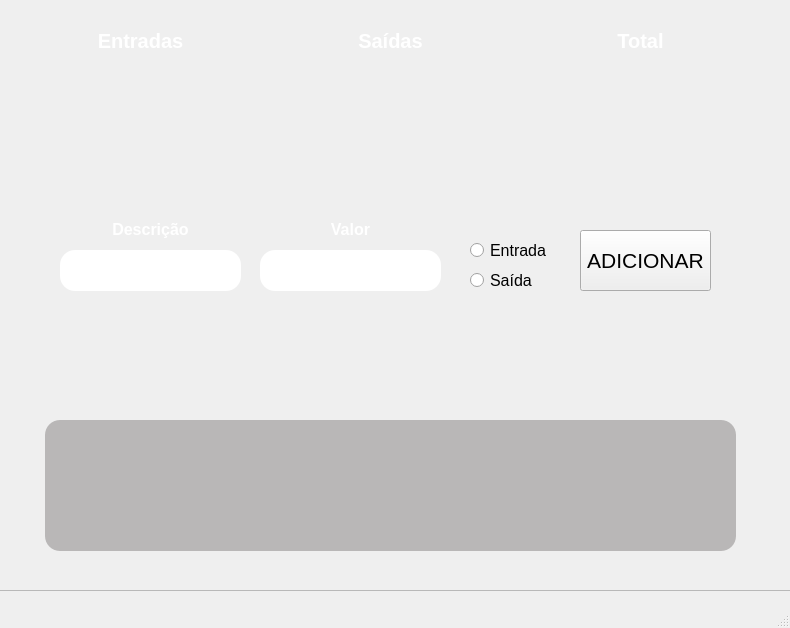
Before: the Qt Designer form design2.ui in manuggetts/app_financeiro, drawn with Qt 5.
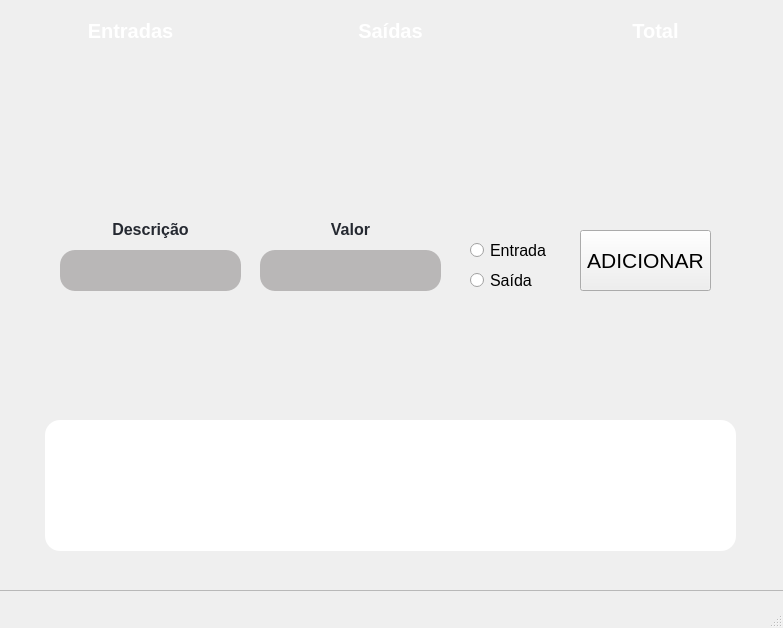
After: the same form once the commit is applied. Icons and pictures are not drawn. Custom widgets are drawn as their Qt base class.

The edit to the form file:
```diff
--- a/design2.ui
+++ b/design2.ui
@@ -6,7 +6,7 @@
    <rect>
     <x>0</x>
     <y>0</y>
-    <width>790</width>
+    <width>783</width>
     <height>628</height>
    </rect>
   </property>
@@ -38,7 +38,7 @@
      <property name="styleSheet">
       <string notr="true">QTableWidget {
 background: none;
-background-color: #B9B7B7;
+background-color: #fff;
 border-radius: 15;
 }</string>
      </property>
@@ -46,9 +46,9 @@
     <widget class="QLabel" name="btt_entrada">
      <property name="geometry">
       <rect>
-       <x>70</x>
+       <x>50</x>
        <y>70</y>
-       <width>161</width>
+       <width>181</width>
        <height>71</height>
       </rect>
      </property>
@@ -73,9 +73,9 @@
     <widget class="QLabel" name="btt_saida">
      <property name="geometry">
       <rect>
-       <x>320</x>
+       <x>310</x>
        <y>70</y>
-       <width>161</width>
+       <width>181</width>
        <height>71</height>
       </rect>
      </property>
@@ -102,7 +102,7 @@
       <rect>
        <x>570</x>
        <y>70</y>
-       <width>161</width>
+       <width>191</width>
        <height>71</height>
       </rect>
      </property>
@@ -135,7 +135,8 @@
      </property>
      <property name="styleSheet">
       <string notr="true">background: #fff;
-border-radius: 15;</string>
+border-radius: 15;
+background-color: #B9B7B7;</string>
      </property>
     </widget>
     <widget class="QLineEdit" name="lineEdit_2">
@@ -149,7 +150,8 @@
      </property>
      <property name="styleSheet">
       <string notr="true">background: #fff;
-border-radius: 15;</string>
+border-radius: 15;
+background-color: #B9B7B7;</string>
      </property>
     </widget>
     <widget class="QLabel" name="btt_entrada_2">
@@ -171,7 +173,7 @@
      </property>
      <property name="styleSheet">
       <string notr="true">background: none;
-color: #fff;
+color: #252931;
 font: bold;</string>
      </property>
      <property name="text">
@@ -200,7 +202,7 @@
      </property>
      <property name="styleSheet">
       <string notr="true">background: none;
-color: #fff;
+color: #252931;
 font: bold;</string>
      </property>
      <property name="text">
@@ -284,90 +286,9 @@
                                                 stop:0 #ffbf00, stop:0.5 #ffa500, stop:1 #ff8c00);
             }
         </string>
-    </property>
-    <property name="text">
-        <string>ADICIONAR</string>
-    </property>
-      </widget>
-    <widget class="QLabel" name="label">
-     <property name="geometry">
-      <rect>
-       <x>70</x>
-       <y>30</y>
-       <width>161</width>
-       <height>21</height>
-      </rect>
      </property>
-     <property name="font">
-      <font>
-       <pointsize>15</pointsize>
-       <weight>75</weight>
-       <bold>true</bold>
-      </font>
-     </property>
-     <property name="styleSheet">
-      <string notr="true">background: none;
-color: #fff;</string>
-     </property>
      <property name="text">
-      <string>Entradas</string>
-     </property>
-     <property name="alignment">
-      <set>Qt::AlignCenter</set>
-     </property>
-    </widget>
-    <widget class="QLabel" name="label_2">
-     <property name="geometry">
-      <rect>
-       <x>320</x>
-       <y>30</y>
-       <width>161</width>
-       <height>21</height>
-      </rect>
-     </property>
-     <property name="font">
-      <font>
-       <pointsize>15</pointsize>
-       <weight>75</weight>
-       <bold>true</bold>
-      </font>
-     </property>
-     <property name="styleSheet">
-      <string notr="true">background: none;
-color: #fff;</string>
-     </property>
-     <property name="text">
-      <string>Saídas</string>
-     </property>
-     <property name="alignment">
-      <set>Qt::AlignCenter</set>
-     </property>
-    </widget>
-    <widget class="QLabel" name="label_3">
-     <property name="geometry">
-      <rect>
-       <x>570</x>
-       <y>30</y>
-       <width>161</width>
-       <height>21</height>
-      </rect>
-     </property>
-     <property name="font">
-      <font>
-       <pointsize>15</pointsize>
-       <weight>75</weight>
-       <bold>true</bold>
-      </font>
-     </property>
-     <property name="styleSheet">
-      <string notr="true">background: none;
-color: #fff;</string>
-     </property>
-     <property name="text">
-      <string>Total</string>
-     </property>
-     <property name="alignment">
-      <set>Qt::AlignCenter</set>
+      <string>ADICIONAR</string>
      </property>
     </widget>
     <widget class="QFrame" name="frame">
@@ -388,6 +309,87 @@
      <property name="frameShadow">
       <enum>QFrame::Raised</enum>
      </property>
+     <widget class="QLabel" name="label_2">
+      <property name="geometry">
+       <rect>
+        <x>310</x>
+        <y>30</y>
+        <width>181</width>
+        <height>21</height>
+       </rect>
+      </property>
+      <property name="font">
+       <font>
+        <pointsize>15</pointsize>
+        <weight>75</weight>
+        <bold>true</bold>
+       </font>
+      </property>
+      <property name="styleSheet">
+       <string notr="true">background: none;
+color: #fff;</string>
+      </property>
+      <property name="text">
+       <string>Saídas</string>
+      </property>
+      <property name="alignment">
+       <set>Qt::AlignCenter</set>
+      </property>
+     </widget>
+     <widget class="QLabel" name="label">
+      <property name="geometry">
+       <rect>
+        <x>50</x>
+        <y>30</y>
+        <width>181</width>
+        <height>21</height>
+       </rect>
+      </property>
+      <property name="font">
+       <font>
+        <pointsize>15</pointsize>
+        <weight>75</weight>
+        <bold>true</bold>
+       </font>
+      </property>
+      <property name="styleSheet">
+       <string notr="true">background: none;
+color: #fff;</string>
+      </property>
+      <property name="text">
+       <string>Entradas</string>
+      </property>
+      <property name="alignment">
+       <set>Qt::AlignCenter</set>
+      </property>
+     </widget>
+     <widget class="QLabel" name="label_3">
+      <property name="geometry">
+       <rect>
+        <x>570</x>
+        <y>30</y>
+        <width>191</width>
+        <height>21</height>
+       </rect>
+      </property>
+      <property name="font">
+       <font>
+        <pointsize>15</pointsize>
+        <weight>75</weight>
+        <bold>true</bold>
+       </font>
+      </property>
+      <property name="styleSheet">
+       <string notr="true">background: none;
+color: #fff;</string>
+      </property>
+      <property name="text">
+       <string>Total</string>
+      </property>
+      <property name="alignment">
+       <set>Qt::AlignCenter</set>
+      </property>
+     </widget>
     </widget>
     <zorder>frame</zorder>
     <zorder>tableWidget</zorder>
```
Left out of the diff: 37 changed lines with no effect on the pictures.
